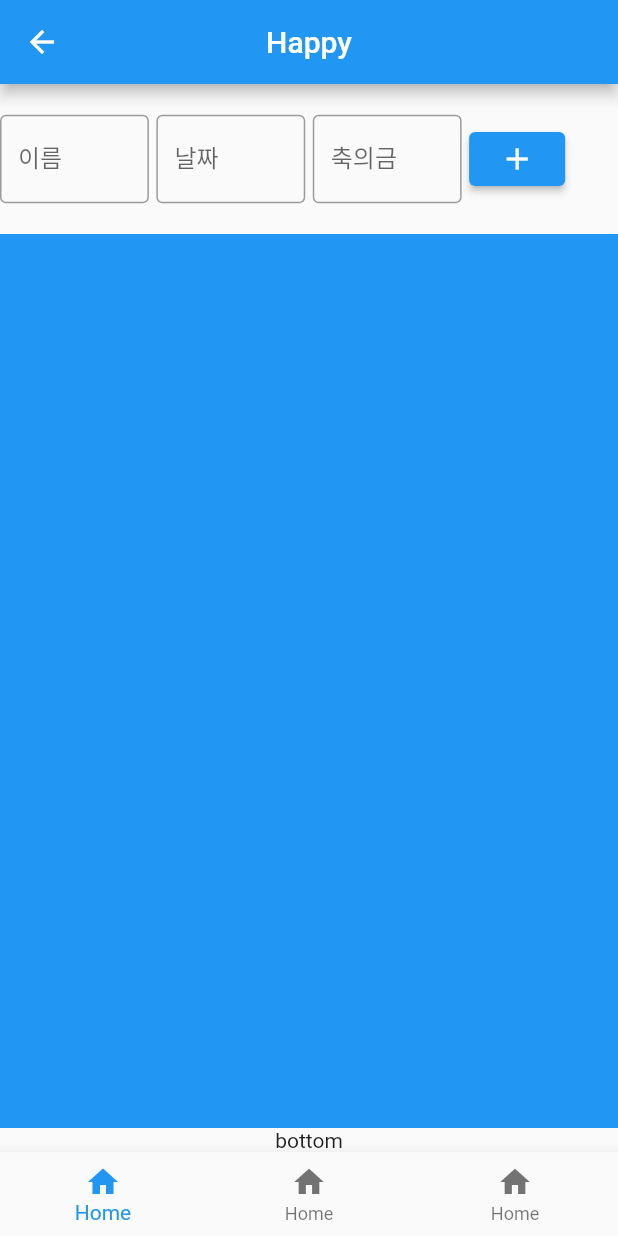
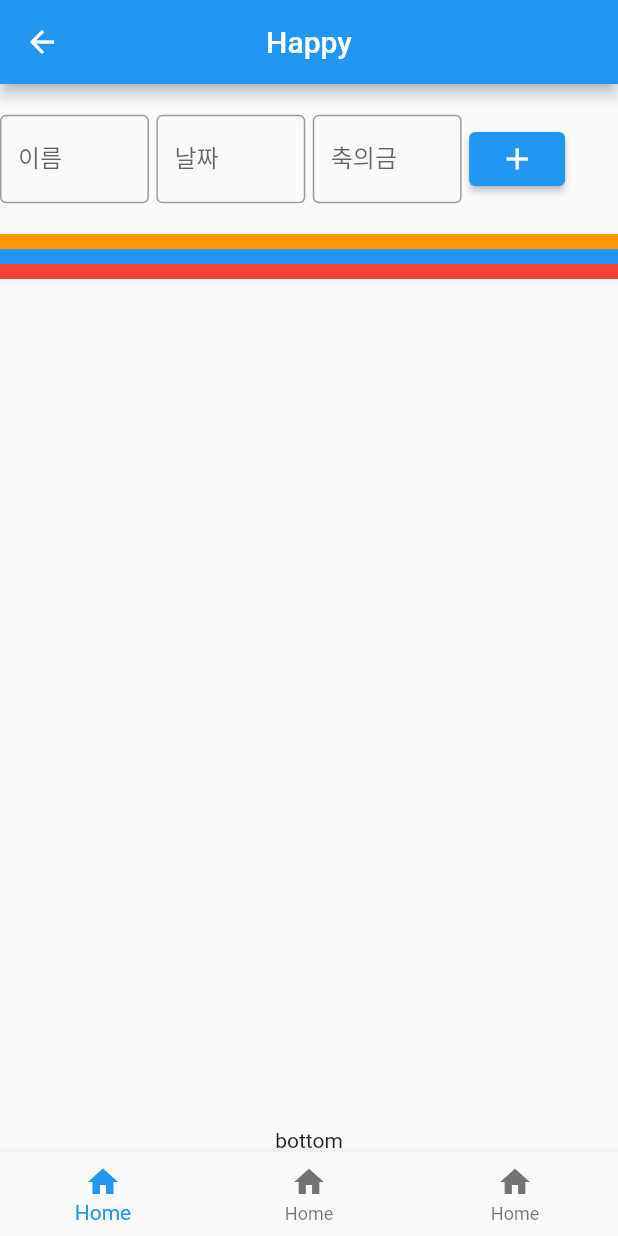
Before and after one commit to jjhw0106/Flutter_project, a Flutter app: the happyMain screen opened by its route, after a tap on the "add" icon, on a phone screen of 412 x 824 dp. Run offline on Flutter 3.47's test engine with Material 2 defaults, Android fonts, the phone set to English and light mode, and no system bars.

Commit message:
장부 업데이트

```diff
--- a/event_ledger/lib/event_happy.dart
+++ b/event_ledger/lib/event_happy.dart
@@ -53,11 +53,24 @@ class _happyMainState extends State<happyMain> {
     return _textFieldForm();
   }
   Widget _buildMiddle(){
-    return Container(
-        color: Colors.blue,
-        child:_listViewForm()
+    return ListView(
+      children: <Widget>[
+        Container(
+          height: 10,
+          color:Colors.orange,
+        ),
+        Container(
+          height: 10,
+          color:Colors.blue,
+        ),
+        Container(
+          height: 10,
+          color:Colors.red,
+        ),
+      ],
     );
   }
+
   Widget _buildBottom(){
     return Text("bottom");
   }
@@ -66,19 +79,41 @@ class _happyMainState extends State<happyMain> {
     setState(() {
       _items.add(happyInfo);
       _nameController.text = '';
+      _dateController.text = '';
+      _moneyController.text = '';
     });
-    print('nameController: $_nameController.ㅍ');
+    print(_nameController.text);
+    print(_dateController.text);
+    print(_moneyController.text);
   }
   Widget _textFieldForm(){
     return Container(
       height: 100,
       child: Row(
         children: [
-          Flexible(flex:1,child:TextField(decoration: InputDecoration(border:OutlineInputBorder(),labelText: '이름')),),
+          Flexible(
+            flex:1,
+            child:TextField(
+              controller: _nameController,
+              decoration: InputDecoration(border:OutlineInputBorder(),labelText: '이름')
+            ),
+          ),
           SizedBox(width:5),
-          Flexible(flex:1,child:TextField(decoration: InputDecoration(border:OutlineInputBorder(),labelText: '날짜')),),
+          Flexible(
+            flex:1,
+            child:TextField(
+                controller: _dateController,
+                decoration: InputDecoration(border:OutlineInputBorder(),labelText: '날짜')
+            ),
+          ),
           SizedBox(width:5),
-          Flexible(flex:1,child:TextField(decoration: InputDecoration(border:OutlineInputBorder(),labelText: '축의금')),),
+          Flexible(
+            flex:1,
+            child:TextField(
+                controller: _moneyController,
+                decoration: InputDecoration(border:OutlineInputBorder(),labelText: '축의금')
+            ),
+          ),
           SizedBox(width:5),
           Flexible(flex:1,child:ElevatedButton(
             child: Icon(Icons.add)
@@ -95,8 +130,12 @@ class _happyMainState extends State<happyMain> {
       ),
     );
   }
+  Widget _buildItemWidget(HappyInfo happyInfo){
+    return ListTile(
+
+    );
+  }
 }
-
 class _MyCustomTextField extends StatefulWidget {
 
   const _MyCustomTextField({Key? key}) : super(key: key);
@@ -111,18 +150,15 @@ class _MyCustomTextFieldState extends State<_MyCustomTextField> {
     return Container();
   }
 }
-
-
-
-Widget _listViewForm(){
-  final items = <HappyInfo>[];
+Widget _listViewForm(List<HappyInfo> items){
+  final _items = <HappyInfo>[];
   var _todoController = TextEditingController();
   return ListView(
-    children: [],
+    children: <Widget>[
+      Text('Items Size : ${items.length}')
+    ],
   );
 }
-
-
 
 class HappyInfo{
   String name;
```
